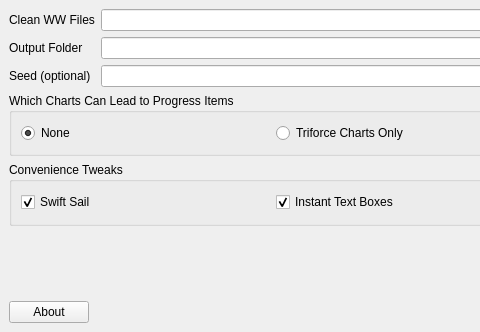
First picture: the form in ui/randomizer_window.ui, repository LagoLunatic/wwrando, before the edit; both pictures show x 0 to 480 and y 0 to 332 of the 800 by 332 pixel window.
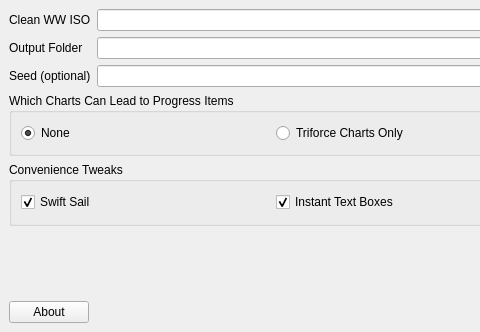
Second picture: the form after the edit.

Commit message: No longer need to extract clean files with dolphin beforehand

Diff of the .ui file:
```diff
--- a/ui/randomizer_window.ui
+++ b/ui/randomizer_window.ui
@@ -23,7 +23,7 @@
       <item row="0" column="0">
        <widget class="QLabel" name="label">
         <property name="text">
-         <string>Clean WW Files</string>
+         <string>Clean WW ISO</string>
         </property>
        </widget>
       </item>
```
Left out of the diff: 4 changed lines with no effect on the pictures. The commit also changes 4 other files.
